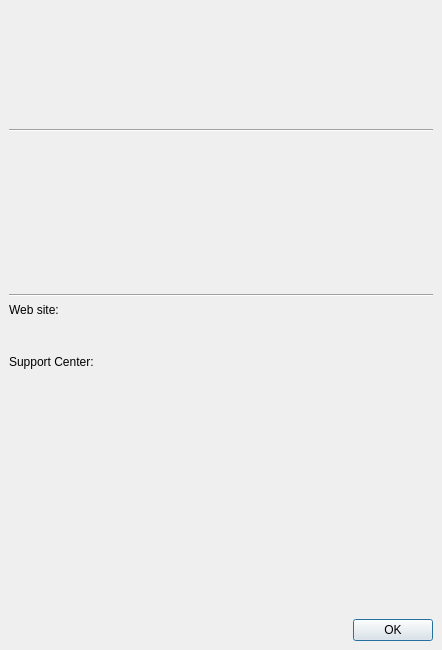
Above: src/Authoring/Studio/Application/AboutDlg.ui from flyhex/qt3dstudio before the change. Below: the same form after it.
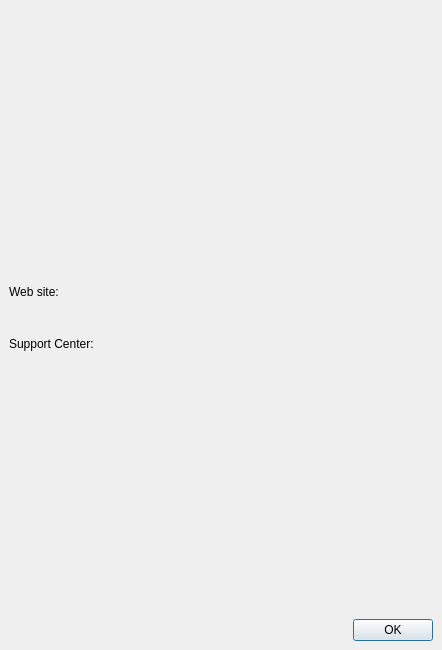
That is the form after the change.

Commit message:
Fix about dialog background on high-DPI
Task-number: QT3DS-2412

```diff
--- a/src/Authoring/Studio/Application/AboutDlg.ui
+++ b/src/Authoring/Studio/Application/AboutDlg.ui
@@ -21,7 +21,7 @@
     <number>0</number>
    </property>
    <property name="topMargin">
-    <number>0</number>
+    <number>120</number>
    </property>
    <property name="rightMargin">
     <number>0</number>
@@ -32,29 +32,6 @@
    <item>
     <widget class="QWidget" name="widget" native="true">
      <layout class="QVBoxLayout" name="verticalLayout_2">
-      <item>
-       <spacer name="verticalSpacer_2">
-        <property name="orientation">
-         <enum>Qt::Vertical</enum>
-        </property>
-        <property name="sizeType">
-         <enum>QSizePolicy::Fixed</enum>
-        </property>
-        <property name="sizeHint" stdset="0">
-         <size>
-          <width>20</width>
-          <height>120</height>
-         </size>
-        </property>
-       </spacer>
-      </item>
-      <item>
-       <widget class="Line" name="m_Line1">
-        <property name="orientation">
-         <enum>Qt::Horizontal</enum>
-        </property>
-       </widget>
-      </item>
       <item>
        <widget class="QLabel" name="m_ProductVersion">
         <property name="text">
@@ -164,13 +141,6 @@
         </property>
        </spacer>
       </item>
-      <item>
-       <widget class="Line" name="m_Line2">
-        <property name="orientation">
-         <enum>Qt::Horizontal</enum>
-        </property>
-       </widget>
-      </item>
       <item>
        <widget class="QLabel" name="m_WebSiteLabel">
         <property name="text">
```
The commit also changes 1 other file.
